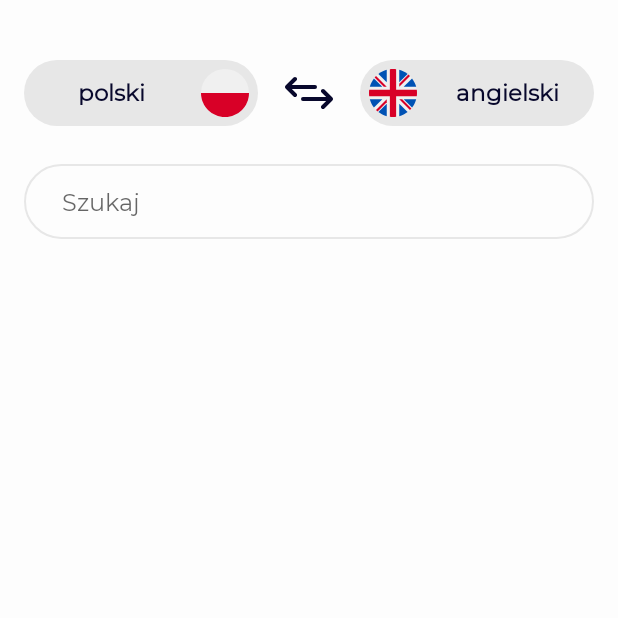
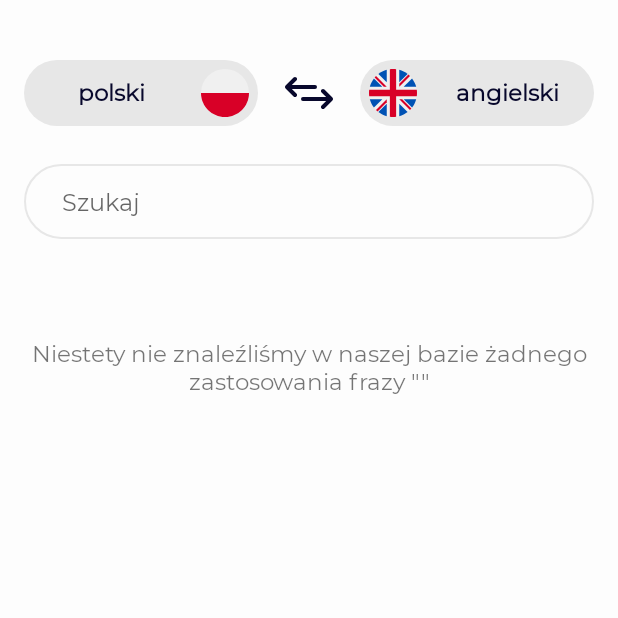
Before and after one commit to whycody/Lyricated, an Android app: the fragment SearchFragment placed in its activity, on a phone screen of 412 x 824 dp, the top half of it. Run offline under Robolectric (Android 15) with nearby library versions, the phone set to English and light mode, and no system bars; our stand-ins replace Room's generated code, data binding; 1 statement that could not run was skipped.

Commit message:
Added information about search results in SearchFragment

```diff
--- a/app/src/main/java/com/whycody/wordslife/data/lyrics/LyricsDao.kt
+++ b/app/src/main/java/com/whycody/wordslife/data/lyrics/LyricsDao.kt
@@ -7,24 +7,24 @@ import com.whycody.wordslife.data.Lyric
 @Dao
 interface LyricsDao {
 
-    @Query("SELECT * FROM lyrics WHERE LOWER(pl) GLOB '*[!-?[-`{-~| ]' || :word || '[!-?[-`{-~| ]*' OR LOWER(pl) GLOB :word || '[!-?[-`{-~| ]*' LIMIT 250")
+    @Query("SELECT * FROM lyrics WHERE LOWER(pl) GLOB '*[!-?[-`{-~| ]' || :word || '[!-?[-`{-~| ]*' OR LOWER(pl) GLOB :word || '[!-?[-`{-~| ]*'")
     fun getPlLyricsWithWordIncluded(word: String): List<Lyric>
 
-    @Query("SELECT * FROM lyrics WHERE LOWER(eng) GLOB '*[!-?[-`{-~| ]' || :word || '[!-?[-`{-~| ]*' OR LOWER(eng) GLOB :word || '[!-?[-`{-~| ]*' LIMIT 250")
+    @Query("SELECT * FROM lyrics WHERE LOWER(eng) GLOB '*[!-?[-`{-~| ]' || :word || '[!-?[-`{-~| ]*' OR LOWER(eng) GLOB :word || '[!-?[-`{-~| ]*'")
     fun getEngLyricsWithWordIncluded(word: String): List<Lyric>
 
-    @Query("SELECT * FROM lyrics WHERE LOWER(esp) GLOB '*[!-?[-`{-~| ]' || :word || '[!-?[-`{-~| ]*' OR LOWER(esp) GLOB :word || '[!-?[-`{-~| ]*' LIMIT 250")
+    @Query("SELECT * FROM lyrics WHERE LOWER(esp) GLOB '*[!-?[-`{-~| ]' || :word || '[!-?[-`{-~| ]*' OR LOWER(esp) GLOB :word || '[!-?[-`{-~| ]*'")
     fun getEspLyricsWithWordIncluded(word: String): List<Lyric>
 
-    @Query("SELECT * FROM lyrics WHERE LOWER(it) GLOB '*[!-?[-`{-~| ]' || :word || '[!-?[-`{-~| ]*' OR LOWER(it) GLOB :word || '[!-?[-`{-~| ]*' LIMIT 250")
+    @Query("SELECT * FROM lyrics WHERE LOWER(it) GLOB '*[!-?[-`{-~| ]' || :word || '[!-?[-`{-~| ]*' OR LOWER(it) GLOB :word || '[!-?[-`{-~| ]*'")
     fun getItLyricsWithWordIncluded(word: String): List<Lyric>
 
-    @Query("SELECT * FROM lyrics WHERE LOWER(ger) GLOB '*[!-?[-`{-~| ]' || :word || '[!-?[-`{-~| ]*' OR LOWER(ger) GLOB :word || '[!-?[-`{-~| ]*' LIMIT 250")
+    @Query("SELECT * FROM lyrics WHERE LOWER(ger) GLOB '*[!-?[-`{-~| ]' || :word || '[!-?[-`{-~| ]*' OR LOWER(ger) GLOB :word || '[!-?[-`{-~| ]*'")
     fun getGerLyricsWithWordIncluded(word: String): List<Lyric>
 
-    @Query("SELECT * FROM lyrics WHERE LOWER(fr) GLOB '*[!-?[-`{-~| ]' || :word || '[!-?[-`{-~| ]*' OR LOWER(fr) GLOB :word || '[!-?[-`{-~| ]*' LIMIT 250")
+    @Query("SELECT * FROM lyrics WHERE LOWER(fr) GLOB '*[!-?[-`{-~| ]' || :word || '[!-?[-`{-~| ]*' OR LOWER(fr) GLOB :word || '[!-?[-`{-~| ]*'")
     fun getFrLyricsWithWordIncluded(word: String): List<Lyric>
 
-    @Query("SELECT * FROM lyrics WHERE LOWER(pt) GLOB '*[!-?[-`{-~| ]' || :word || '[!-?[-`{-~| ]*' OR LOWER(pt) GLOB :word || '[!-?[-`{-~| ]*' LIMIT 250")
+    @Query("SELECT * FROM lyrics WHERE LOWER(pt) GLOB '*[!-?[-`{-~| ]' || :word || '[!-?[-`{-~| ]*' OR LOWER(pt) GLOB :word || '[!-?[-`{-~| ]*'")
     fun getPtLyricsWithWordIncluded(word: String): List<Lyric>
 }
--- a/app/src/main/java/com/whycody/wordslife/data/lyrics/LyricsRepository.kt
+++ b/app/src/main/java/com/whycody/wordslife/data/lyrics/LyricsRepository.kt
@@ -6,12 +6,16 @@ import com.whycody.wordslife.data.language.LanguageDaoImpl
 
 class LyricsRepository (private val lyricsDao: LyricsDao) {
 
-    fun getLyricItemsWithWordIncluded(mainLangId: String, transLangId: String, word: String) =
-            getLyricsWithWordIncluded(mainLangId, transLangId, word).map { lyric -> LyricItem(
+    fun getLyricItemsWithWordIncluded(mainLangId: String, transLangId: String, word: String, numberOfLyrics: Int = 250) =
+            getLyricsWithWordIncluded(mainLangId, transLangId, getFormattedWord(word)).map { lyric -> LyricItem(
                     lyric.lyricId,
                     getSentenceFromLang(mainLangId, lyric)!!.replace("\n", ""),
                     getSentenceFromLang(transLangId, lyric)!!.replace("\n", "")) }
                     .distinctBy { it.mainLangSentence }
+                    .take(numberOfLyrics)
+
+    private fun getFormattedWord(word: String) = word.toLowerCase()
+        .replace("*","[*]").replace("?", "[?]")
 
     private fun getLyricsWithWordIncluded(mainLangId: String, transLangId: String, word: String) =
         getLyricsWithWordIncludedInLanguage(mainLangId, word).filter {
--- a/app/src/main/java/com/whycody/wordslife/search/SearchFragment.kt
+++ b/app/src/main/java/com/whycody/wordslife/search/SearchFragment.kt
@@ -21,20 +21,34 @@ import org.koin.android.viewmodel.ext.android.viewModel
 class SearchFragment : Fragment() {
 
     private lateinit var layoutView: View
+    private lateinit var binding: FragmentSearchBinding
     private val searchViewModel: SearchViewModel by viewModel()
+    private var searchWord = ""
 
     override fun onCreateView(inflater: LayoutInflater, container: ViewGroup?,
                               savedInstanceState: Bundle?): View {
         val binding: FragmentSearchBinding = DataBindingUtil.inflate(inflater,
             R.layout.fragment_search, container, false)
-        val searchWord = arguments?.getString(SEARCH_WORD, "")!!
+        searchWord = arguments?.getString(SEARCH_WORD, "")!!
+        this.binding = binding
+        layoutView = binding.root
+        binding.resultsAvailable = true
         binding.searchWord = searchWord
-        layoutView = binding.root
-        searchViewModel.searchWord(getFormattedWord(searchWord))
+        binding.searchInteractor = searchViewModel
+        binding.lifecycleOwner = activity as MainActivity
+        searchViewModel.searchWord(searchWord)
+        observeThereAreMoreResults()
         setupSearchWordInput()
         setupRecycler()
         return layoutView
     }
+
+    private fun observeThereAreMoreResults() =
+            searchViewModel.thereAreMoreResults().observe(activity as MainActivity, {
+                layoutView.showMoreResults.visibility =
+                        if(it) View.VISIBLE
+                        else View.GONE
+            })
 
     private fun setupSearchWordInput() =
             layoutView.searchWordInput.setOnEditorActionListener { _, actionId, _ ->
@@ -45,14 +59,13 @@ class SearchFragment : Fragment() {
 
     private fun searchTypedWord() {
         hideKeyboard()
-        searchViewModel.searchWord(getFormattedWord(layoutView.searchWordInput.text.toString()))
+        searchWord = layoutView.searchWordInput.text.toString()
+        binding.searchWord = searchWord
+        searchViewModel.searchWord(searchWord)
     }
 
-    private fun getFormattedWord(word: String) = word.toLowerCase()
-            .replace("*","[*]").replace("?", "[?]")
-
     private fun setupRecycler() {
-        val adapter = SearchAdapter()
+        val adapter = SearchAdapter(searchViewModel)
         layoutView.searchResultRecycler.layoutManager = LinearLayoutManager(activity?.applicationContext)
         layoutView.searchResultRecycler.adapter = adapter
         observeLyrics(adapter)
@@ -60,7 +73,9 @@ class SearchFragment : Fragment() {
 
     private fun observeLyrics(adapter: SearchAdapter) {
         searchViewModel.getLyricsItems().observe(activity as MainActivity, {
-            layoutView.searchResultRecycler.scheduleLayoutAnimation()
+            if(it.isEmpty())
+                layoutView.searchResultRecycler.scheduleLayoutAnimation()
+            binding.resultsAvailable = it.isNotEmpty()
             adapter.submitList(it)
         })
     }
--- /dev/null
+++ b/app/src/main/java/com/whycody/wordslife/search/SearchInteractor.kt
@@ -0,0 +1,6 @@
+package com.whycody.wordslife.search
+
+interface SearchInteractor {
+
+    fun showMoreResults()
+}
--- a/app/src/main/java/com/whycody/wordslife/search/SearchViewModel.kt
+++ b/app/src/main/java/com/whycody/wordslife/search/SearchViewModel.kt
@@ -7,16 +7,34 @@ import com.whycody.wordslife.data.language.LanguageDao
 import com.whycody.wordslife.data.lyrics.LyricsRepository
 
 class SearchViewModel(private val lyricsRepository: LyricsRepository,
-                      private val languageDao: LanguageDao): ViewModel() {
+                      private val languageDao: LanguageDao): ViewModel(), SearchInteractor {
 
     private val lyricsItems = MutableLiveData<List<LyricItem>>()
+    private var thereAreMoreResults = MutableLiveData<Boolean>()
+    private var searchWord: String = ""
+    private var numberOfLyrics = 30
 
     fun getLyricsItems() = lyricsItems
 
+    fun thereAreMoreResults() = thereAreMoreResults
+
+    override fun showMoreResults() {
+        numberOfLyrics += 30
+        updateLyricsItems(searchWord)
+    }
+
     fun searchWord(word: String) {
-        lyricsItems.postValue(lyricsRepository.getLyricItemsWithWordIncluded(
+        numberOfLyrics = 30
+        updateLyricsItems(word)
+    }
+
+    private fun updateLyricsItems(word: String) {
+        searchWord = word
+        val newLyricsItems = lyricsRepository.getLyricItemsWithWordIncluded(
                 languageDao.getCurrentMainLanguage().id,
                 languageDao.getCurrentTranslationLanguage().id,
-                word))
+                word, numberOfLyrics)
+        lyricsItems.postValue(newLyricsItems)
+        thereAreMoreResults.postValue(numberOfLyrics <= newLyricsItems.size)
     }
 }
--- a/app/src/main/java/com/whycody/wordslife/search/recycler/SearchAdapter.kt
+++ b/app/src/main/java/com/whycody/wordslife/search/recycler/SearchAdapter.kt
@@ -9,8 +9,10 @@ import androidx.recyclerview.widget.RecyclerView
 import com.whycody.wordslife.data.LyricItem
 import com.whycody.wordslife.BR
 import com.whycody.wordslife.R
+import com.whycody.wordslife.search.SearchInteractor
 
-class SearchAdapter: ListAdapter<LyricItem, SearchAdapter.SearchHolder>(SearchDiffCallback()) {
+class SearchAdapter(private val searchInteractor: SearchInteractor):
+    ListAdapter<LyricItem, SearchAdapter.SearchHolder>(SearchDiffCallback()) {
 
     override fun onCreateViewHolder(parent: ViewGroup, viewType: Int): SearchHolder {
         val inflater = LayoutInflater.from(parent.context)
@@ -29,6 +31,7 @@ class SearchAdapter: ListAdapter<LyricItem, SearchAdapter.SearchHolder>(SearchDi
             binding.setVariable(BR.position, layoutPosition)
             binding.setVariable(BR.mainText, lyricItem.mainLangSentence)
             binding.setVariable(BR.translation, lyricItem.translatedSentence)
+            binding.setVariable(BR.searchInteractor, searchInteractor)
             binding.executePendingBindings()
         }
     }
--- /dev/null
+++ b/app/src/main/res/drawable/s_header_backgr.xml
@@ -0,0 +1,11 @@
+<?xml version="1.0" encoding="utf-8"?>
+<shape android:shape="rectangle"
+    xmlns:android="http://schemas.android.com/apk/res/android">
+
+    <solid android:color="@color/dark_gray"/>
+
+    <corners
+        android:topRightRadius="30dp"
+        android:bottomRightRadius="30dp"/>
+
+</shape>
--- a/app/src/main/res/layout/fragment_choose_language.xml
+++ b/app/src/main/res/layout/fragment_choose_language.xml
@@ -65,6 +65,7 @@
         <androidx.recyclerview.widget.RecyclerView
             android:id="@+id/chooseLanguageRecycler"
             android:layout_width="match_parent"
+            android:overScrollMode="never"
             android:layout_height="wrap_content"
             android:layoutAnimation="@anim/layout_fall_down"/>
 
--- a/app/src/main/res/layout/fragment_home.xml
+++ b/app/src/main/res/layout/fragment_home.xml
@@ -149,6 +149,7 @@
                         android:id="@+id/historyRecycler"
                         android:layout_width="match_parent"
                         android:layout_height="wrap_content"
+                        android:overScrollMode="never"
                         android:layoutAnimation="@anim/layout_fall_down"
                         android:visibility="@{historyDisponible ? View.VISIBLE : View.GONE}"/>
 
--- a/app/src/main/res/layout/fragment_search.xml
+++ b/app/src/main/res/layout/fragment_search.xml
@@ -2,9 +2,16 @@
 <layout>
 
     <data>
+        <import type="android.view.View"/>
         <variable
             name="searchWord"
             type="java.lang.String" />
+        <variable
+            name="searchInteractor"
+            type="com.whycody.wordslife.search.SearchInteractor" />
+        <variable
+            name="resultsAvailable"
+            type="boolean" />
     </data>
 
     <androidx.core.widget.NestedScrollView
@@ -45,12 +52,50 @@
                 android:layout_marginStart="@dimen/app_padding"
                 android:layout_marginEnd="@dimen/app_padding" />
 
+            <TextView
+                android:layout_width="wrap_content"
+                android:layout_height="wrap_content"
+                android:textStyle="bold"
+                android:textColor="?attr/colorPrimaryVariant"
+                android:background="@drawable/s_header_backgr"
+                android:padding="10dp"
+                android:visibility="@{resultsAvailable ? View.VISIBLE : View.GONE}"
+                android:layout_marginTop="26dp"
+                android:layout_marginBottom="10dp"
+                android:layout_marginEnd="@dimen/app_padding"
+                android:paddingStart="@dimen/app_padding"
+                android:paddingEnd="@dimen/app_padding"
+                android:textSize="15sp"
+                android:text="@{@string/word_search_results(searchWord)}"/>
+
+            <TextView
+                android:layout_width="match_parent"
+                android:layout_height="match_parent"
+                android:visibility="@{resultsAvailable ? View.GONE : View.VISIBLE}"
+                android:padding="@dimen/app_padding"
+                android:layout_marginTop="50dp"
+                android:textSize="15sp"
+                android:gravity="center"
+                android:text="@{@string/no_word_search_results(searchWord)}"/>
+
             <androidx.recyclerview.widget.RecyclerView
                 android:id="@+id/searchResultRecycler"
                 android:layout_width="match_parent"
                 android:layout_height="wrap_content"
-                android:paddingTop="21dp"
+                android:visibility="@{resultsAvailable ? View.VISIBLE : View.GONE}"
+                android:overScrollMode="never"
                 android:layoutAnimation="@anim/layout_fall_down"/>
+
+            <TextView
+                android:id="@+id/showMoreResults"
+                android:layout_width="match_parent"
+                android:layout_height="wrap_content"
+                android:text="@string/show_more_results"
+                android:padding="@dimen/app_padding"
+                android:onClick="@{()->searchInteractor.showMoreResults()}"
+                android:visibility="invisible"
+                android:textColor="?attr/colorPrimary"
+                android:gravity="center"/>
 
         </LinearLayout>
 
--- a/app/src/main/res/values/strings.xml
+++ b/app/src/main/res/values/strings.xml
@@ -12,6 +12,7 @@
     <string name="previous_words">Wróć do wcześniejszych słówek</string>
     <string name="choose_main_language">Wybierz język, którego się uczysz</string>
     <string name="choose_translation_language">Wybierz język tłumaczenia</string>
-    <!-- TODO: Remove or change this placeholder text -->
-    <string name="hello_blank_fragment">Hello blank fragment</string>
+    <string name="show_more_results">Pokaż więcej wyników ⤵</string>
+    <string name="word_search_results">Wyniki wyszukiwania frazy \"%1$s\":</string>
+    <string name="no_word_search_results">Niestety nie znaleźliśmy w naszej bazie żadnego zastosowania frazy \"%1$s\"</string>
 </resources>
--- a/build.gradle
+++ b/build.gradle
@@ -6,7 +6,7 @@ buildscript {
         jcenter()
     }
     dependencies {
-        classpath "com.android.tools.build:gradle:4.1.2"
+        classpath 'com.android.tools.build:gradle:4.1.3'
         classpath "org.jetbrains.kotlin:kotlin-gradle-plugin:$kotlin_version"
 
         // NOTE: Do not place your application dependencies here; they belong
```
